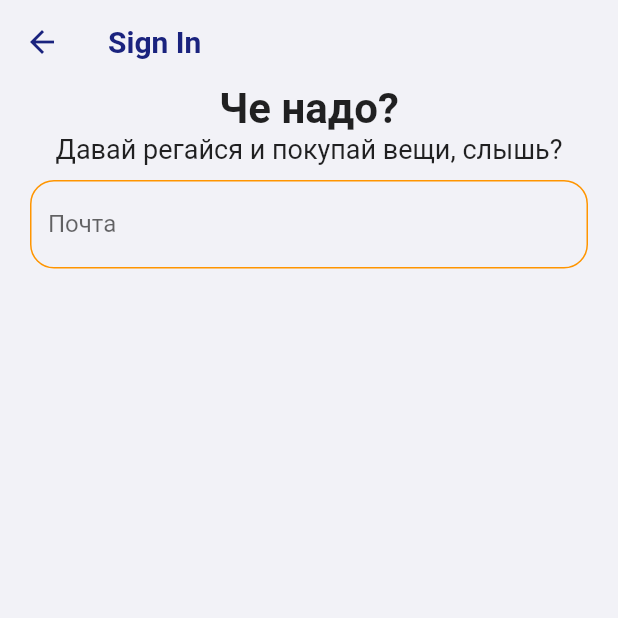
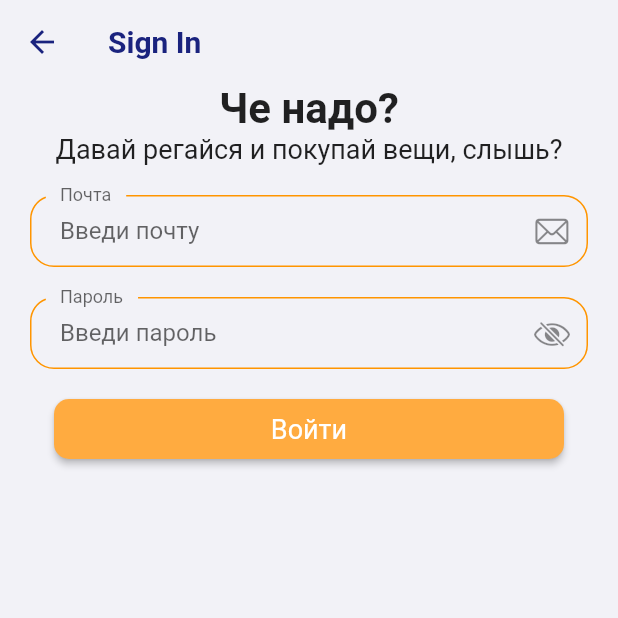
Before and after one commit to toligrimm/ecom, a Flutter app: the screen it shows after launch, after a tap on the "person" icon, on a phone screen of 412 x 824 dp, the top half of it. Run offline on Flutter 3.47's test engine with Material 2 defaults, Android fonts, the phone set to English and light mode, and no system bars.

```diff
--- a/lib/pages/auth/body.dart
+++ b/lib/pages/auth/body.dart
@@ -56,13 +56,45 @@ class _SignFormState extends State<SignForm> {
   Widget build(BuildContext context) {
     return Form(
       child: Padding(
-        padding: const EdgeInsets.only(top: 10),
+        padding: const EdgeInsets.only(top: 20),
         child: Column(
           children: [
-            TextFormField(
+            buildEmailFormField(),
+            const SizedBox(
+              height: 20,
+            ),
+            buildPasswordFormField(),
+            const SizedBox(height: 20,),
+            SizedBox(
+              width: 340,
+              height: 40,
+              child: ElevatedButton(onPressed: (){}, child: const Text('Войти'),
+                style: ButtonStyle(
+                    backgroundColor: MaterialStateProperty.all(Colors.orangeAccent),
+                    textStyle: MaterialStateProperty.all(const TextStyle(fontSize: 18)
+                    ),
+                    shape: MaterialStateProperty.all<RoundedRectangleBorder>(
+                        RoundedRectangleBorder(
+                            borderRadius: BorderRadius.circular(10.0),
+                        )
+                    )
+                )
+                ),
+              ),
+          ],
+        ),
+      ),
+    );
+  }
+
+  TextFormField buildPasswordFormField() {
+    return TextFormField(
+            obscureText: true,
             decoration: InputDecoration(
-                labelText: 'Почта',
-                hintText: 'Введи почту',
+                labelText: 'Пароль',
+                hintText: 'Введи пароль',
+                floatingLabelBehavior: FloatingLabelBehavior.always,
+                contentPadding: const EdgeInsets.symmetric(horizontal: 20),
                 enabledBorder: OutlineInputBorder(
                   borderRadius: BorderRadius.circular(16),
                   borderSide: const BorderSide(
@@ -70,18 +102,40 @@ class _SignFormState extends State<SignForm> {
                   ),
                   gapPadding: 10,
                 ),
+                suffixIcon: const Icon(CupertinoIcons.eye_slash),
                 focusedBorder: OutlineInputBorder(
                   borderRadius: BorderRadius.circular(16),
                   borderSide: const BorderSide(
                     color: CupertinoColors.systemOrange,
                   ),
                   gapPadding: 10,
-                )
+                )),
+          );
+  }
+
+  TextFormField buildEmailFormField() {
+    return TextFormField(
+      keyboardType: TextInputType.emailAddress,
+      decoration: InputDecoration(
+          labelText: 'Почта',
+          hintText: 'Введи почту',
+          floatingLabelBehavior: FloatingLabelBehavior.always,
+          contentPadding: const EdgeInsets.symmetric(horizontal: 20),
+          enabledBorder: OutlineInputBorder(
+            borderRadius: BorderRadius.circular(16),
+            borderSide: const BorderSide(
+              color: CupertinoColors.systemOrange,
             ),
-            )
-          ],
+            gapPadding: 10,
           ),
+          suffixIcon: const Icon(CupertinoIcons.mail),
+          focusedBorder: OutlineInputBorder(
+            borderRadius: BorderRadius.circular(16),
+            borderSide: const BorderSide(
+              color: CupertinoColors.systemOrange,
             ),
+            gapPadding: 10,
+          )),
     );
   }
 }
```
Lines whose indentation alone changed are shown as unchanged.
